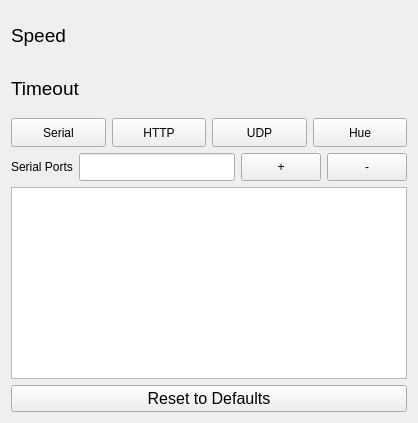
First picture: the form in src/settingspage.ui, repository timsee/Corluma, before the edit.
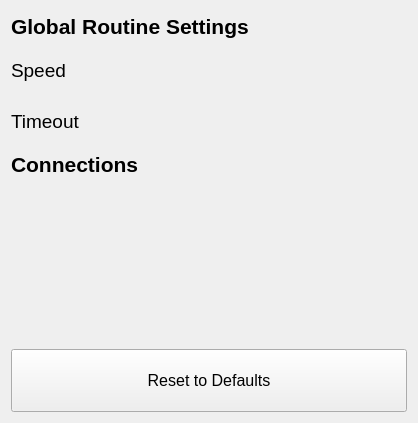
Second picture: the form after the edit. Custom widgets are drawn as their Qt base class.

Commit message: Version 0.9.7:  Connection Page Update

Diff of the .ui file:
```diff
--- a/src/settingspage.ui
+++ b/src/settingspage.ui
@@ -19,108 +19,26 @@
   <property name="windowTitle">
    <string>Form</string>
   </property>
-  <layout class="QGridLayout" name="gridLayout" rowstretch="5,5,3,3,20,2">
-   <item row="5" column="0" colspan="2">
-    <widget class="QPushButton" name="resetButton">
-     <property name="sizePolicy">
-      <sizepolicy hsizetype="Preferred" vsizetype="Preferred">
-       <horstretch>0</horstretch>
-       <verstretch>0</verstretch>
-      </sizepolicy>
-     </property>
+  <layout class="QGridLayout" name="gridLayout_3" rowstretch="1,3,1,4,1,2">
+   <item row="0" column="0">
+    <widget class="QLabel" name="label_2">
      <property name="font">
       <font>
-       <pointsize>12</pointsize>
+       <pointsize>16</pointsize>
+       <weight>75</weight>
+       <bold>true</bold>
       </font>
      </property>
      <property name="focusPolicy">
       <enum>Qt::NoFocus</enum>
      </property>
      <property name="text">
-      <string>Reset to Defaults</string>
+      <string>Global Routine Settings</string>
      </property>
     </widget>
    </item>
    <item row="1" column="0">
-    <widget class="QLabel" name="timeoutLabel">
-     <property name="sizePolicy">
-      <sizepolicy hsizetype="Preferred" vsizetype="Preferred">
-       <horstretch>0</horstretch>
-       <verstretch>0</verstretch>
-      </sizepolicy>
-     </property>
-     <property name="font">
-      <font>
-       <pointsize>14</pointsize>
-      </font>
-     </property>
-     <property name="text">
-      <string>Timeout</string>
-     </property>
-     <property name="alignment">
-      <set>Qt::AlignLeading|Qt::AlignLeft|Qt::AlignVCenter</set>
-     </property>
-    </widget>
-   </item>
-   <item row="2" column="0" colspan="2">
-    <layout class="QHBoxLayout" name="commButtonLayout">
-     <property name="topMargin">
-      <number>0</number>
-     </property>
-     <item>
-      <widget class="QPushButton" name="serialButton">
-       <property name="sizePolicy">
-        <sizepolicy hsizetype="Minimum" vsizetype="Expanding">
-         <horstretch>0</horstretch>
-         <verstretch>0</verstretch>
-        </sizepolicy>
-       </property>
-       <property name="text">
-        <string>Serial</string>
-       </property>
-      </widget>
-     </item>
-     <item>
-      <widget class="QPushButton" name="httpButton">
-       <property name="sizePolicy">
-        <sizepolicy hsizetype="Minimum" vsizetype="Expanding">
-         <horstretch>0</horstretch>
-         <verstretch>0</verstretch>
-        </sizepolicy>
-       </property>
-       <property name="text">
-        <string>HTTP</string>
-       </property>
-      </widget>
-     </item>
-     <item>
-      <widget class="QPushButton" name="udpButton">
-       <property name="sizePolicy">
-        <sizepolicy hsizetype="Minimum" vsizetype="Expanding">
-         <horstretch>0</horstretch>
-         <verstretch>0</verstretch>
-        </sizepolicy>
-       </property>
-       <property name="text">
-        <string>UDP</string>
-       </property>
-      </widget>
-     </item>
-     <item>
-      <widget class="QPushButton" name="hueButton">
-       <property name="sizePolicy">
-        <sizepolicy hsizetype="Minimum" vsizetype="Expanding">
-         <horstretch>0</horstretch>
-         <verstretch>0</verstretch>
-        </sizepolicy>
-       </property>
-       <property name="text">
-        <string>Hue</string>
-       </property>
-      </widget>
-     </item>
-    </layout>
-   </item>
+    <layout class="QGridLayout" name="gridLayout_2">
    <item row="0" column="0">
     <widget class="QLabel" name="speedLabel">
      <property name="font">
@@ -136,10 +54,10 @@
      </property>
     </widget>
    </item>
-   <item row="4" column="0" colspan="2">
-    <widget class="QListWidget" name="connectionList">
+     <item row="1" column="0" colspan="2">
+      <widget class="QLabel" name="timeoutLabel">
      <property name="sizePolicy">
-      <sizepolicy hsizetype="Minimum" vsizetype="Minimum">
+        <sizepolicy hsizetype="Preferred" vsizetype="Preferred">
        <horstretch>0</horstretch>
        <verstretch>0</verstretch>
       </sizepolicy>
@@ -147,26 +65,18 @@
      <property name="font">
       <font>
        <pointsize>14</pointsize>
-       <weight>75</weight>
-       <bold>true</bold>
-      </font>
-     </property>
-     <property name="focusPolicy">
-      <enum>Qt::WheelFocus</enum>
-     </property>
-    </widget>
-   </item>
-   <item row="3" column="0" colspan="2">
-    <layout class="QHBoxLayout" name="tableInputLayout" stretch="0,12,2,2">
-     <item>
-      <widget class="QLabel" name="connectionListLabel">
+        </font>
+       </property>
        <property name="text">
-        <string>Serial Ports</string>
+        <string>Timeout</string>
+       </property>
+       <property name="alignment">
+        <set>Qt::AlignLeading|Qt::AlignLeft|Qt::AlignVCenter</set>
        </property>
       </widget>
      </item>
-     <item>
-      <widget class="QLineEdit" name="lineEdit">
+     <item row="1" column="2">
+      <widget class="LightsSlider" name="timeoutSlider" native="true">
        <property name="sizePolicy">
         <sizepolicy hsizetype="Expanding" vsizetype="Expanding">
          <horstretch>0</horstretch>
@@ -175,35 +85,7 @@
        </property>
       </widget>
      </item>
-     <item>
-      <widget class="QPushButton" name="plusButton">
-       <property name="sizePolicy">
-        <sizepolicy hsizetype="Minimum" vsizetype="Expanding">
-         <horstretch>0</horstretch>
-         <verstretch>0</verstretch>
-        </sizepolicy>
-       </property>
-       <property name="text">
-        <string>+</string>
-       </property>
-      </widget>
-     </item>
-     <item>
-      <widget class="QPushButton" name="minusButton">
-       <property name="sizePolicy">
-        <sizepolicy hsizetype="Minimum" vsizetype="Expanding">
-         <horstretch>0</horstretch>
-         <verstretch>0</verstretch>
-        </sizepolicy>
-       </property>
-       <property name="text">
-        <string>-</string>
-       </property>
-      </widget>
-     </item>
-    </layout>
-   </item>
-   <item row="0" column="1">
+     <item row="0" column="2">
     <widget class="LightsSlider" name="speedSlider" native="true">
      <property name="sizePolicy">
       <sizepolicy hsizetype="Expanding" vsizetype="Expanding">
@@ -213,13 +95,90 @@
      </property>
     </widget>
    </item>
+    </layout>
+   </item>
+   <item row="2" column="0">
+    <widget class="QLabel" name="label">
+     <property name="font">
+      <font>
+       <pointsize>16</pointsize>
+       <weight>75</weight>
+       <bold>true</bold>
+      </font>
+     </property>
+     <property name="text">
+      <string>Connections</string>
+     </property>
+    </widget>
+   </item>
+   <item row="3" column="0">
+    <layout class="QGridLayout" name="gridLayout">
+     <item row="0" column="1">
+      <widget class="LightCheckBox" name="httpCheckBox" native="true">
+       <property name="sizePolicy">
+        <sizepolicy hsizetype="Expanding" vsizetype="Expanding">
+         <horstretch>0</horstretch>
+         <verstretch>0</verstretch>
+        </sizepolicy>
+       </property>
+      </widget>
+     </item>
    <item row="1" column="1">
-    <widget class="LightsSlider" name="timeoutSlider" native="true">
+      <widget class="LightCheckBox" name="serialCheckBox" native="true">
      <property name="sizePolicy">
       <sizepolicy hsizetype="Expanding" vsizetype="Expanding">
        <horstretch>0</horstretch>
        <verstretch>0</verstretch>
       </sizepolicy>
+       </property>
+      </widget>
+     </item>
+     <item row="0" column="0">
+      <widget class="LightCheckBox" name="hueCheckBox" native="true">
+       <property name="sizePolicy">
+        <sizepolicy hsizetype="Expanding" vsizetype="Expanding">
+         <horstretch>0</horstretch>
+         <verstretch>0</verstretch>
+        </sizepolicy>
+       </property>
+      </widget>
+     </item>
+     <item row="1" column="0">
+      <widget class="LightCheckBox" name="udpCheckBox" native="true"/>
+     </item>
+    </layout>
+   </item>
+   <item row="4" column="0">
+    <spacer name="verticalSpacer">
+     <property name="orientation">
+      <enum>Qt::Vertical</enum>
+     </property>
+     <property name="sizeHint" stdset="0">
+      <size>
+       <width>20</width>
+       <height>40</height>
+      </size>
+     </property>
+    </spacer>
+   </item>
+   <item row="5" column="0">
+    <widget class="QPushButton" name="resetButton">
+     <property name="sizePolicy">
+      <sizepolicy hsizetype="Preferred" vsizetype="Preferred">
+       <horstretch>0</horstretch>
+       <verstretch>0</verstretch>
+      </sizepolicy>
+     </property>
+     <property name="font">
+      <font>
+       <pointsize>12</pointsize>
+      </font>
+     </property>
+     <property name="focusPolicy">
+      <enum>Qt::NoFocus</enum>
+     </property>
+     <property name="text">
+      <string>Reset to Defaults</string>
      </property>
     </widget>
    </item>
@@ -232,6 +191,12 @@
    <header>lightsslider.h</header>
    <container>1</container>
   </customwidget>
+  <customwidget>
+   <class>LightCheckBox</class>
+   <extends>QWidget</extends>
+   <header>lightcheckbox.h</header>
+   <container>1</container>
+  </customwidget>
  </customwidgets>
  <resources/>
  <connections/>
```
Left out of the diff: 3 changed lines with no effect on the pictures. Lines whose indentation alone changed are shown as unchanged. The commit also changes 59 other files.
